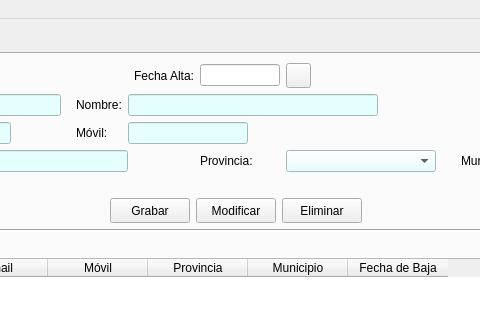
First picture: the form in templates/venPrincipal.ui, repository Semperz/ProyectoDI, before the edit; both pictures show x 293 to 773 and y 0 to 320 of the 1058 by 768 pixel window.
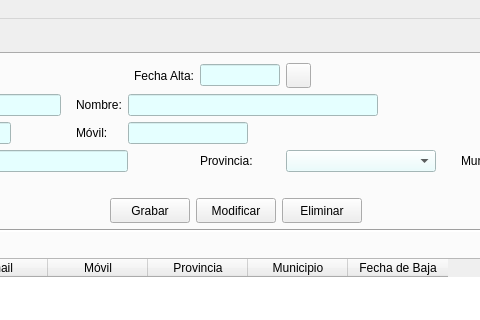
Second picture: the form after the edit. Icons and pictures are not drawn.

What changed in the file:
```diff
--- a/templates/venPrincipal.ui
+++ b/templates/venPrincipal.ui
@@ -493,6 +493,9 @@
                 <height>16777215</height>
                </size>
               </property>
+              <property name="styleSheet">
+               <string notr="true">background-color:rgb(229, 255, 255);</string>
+              </property>
               <property name="alignment">
                <set>Qt::AlignCenter</set>
               </property>
```
